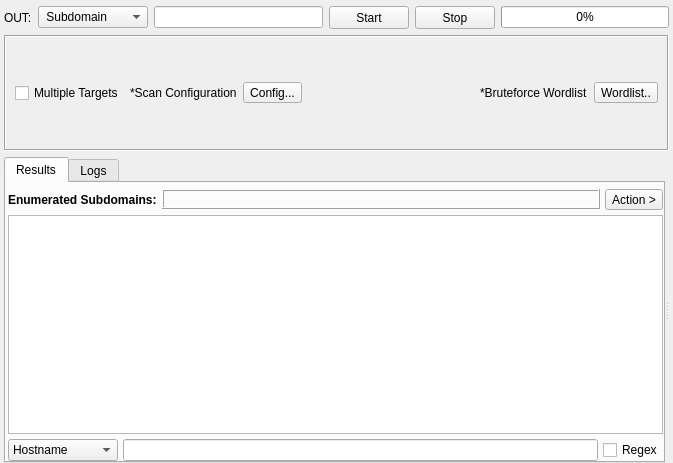
Old version of the form sub3suite/src/engines/brute/Brute.ui in the repository 3nock/OTE.
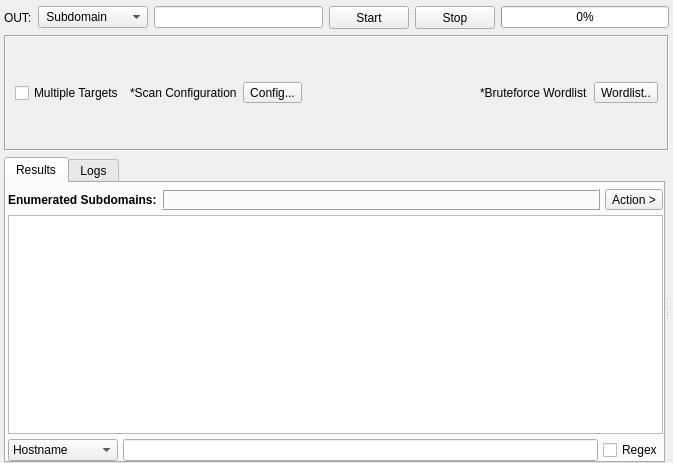
New version of the form. Custom widgets are drawn as their Qt base class.

The edit to the form file:
```diff
--- a/sub3suite/src/engines/brute/Brute.ui
+++ b/sub3suite/src/engines/brute/Brute.ui
@@ -312,7 +312,7 @@
              <item>
               <widget class="QLabel" name="labelResultsCount">
                <property name="sizePolicy">
-                <sizepolicy hsizetype="Preferred" vsizetype="Maximum">
+                <sizepolicy hsizetype="Preferred" vsizetype="Preferred">
                  <horstretch>0</horstretch>
                  <verstretch>0</verstretch>
                 </sizepolicy>
@@ -320,13 +320,13 @@
                <property name="minimumSize">
                 <size>
                  <width>0</width>
-                 <height>20</height>
+                 <height>0</height>
                 </size>
                </property>
                <property name="maximumSize">
                 <size>
                  <width>16777215</width>
-                 <height>20</height>
+                 <height>16777215</height>
                 </size>
                </property>
                <property name="font">
```
